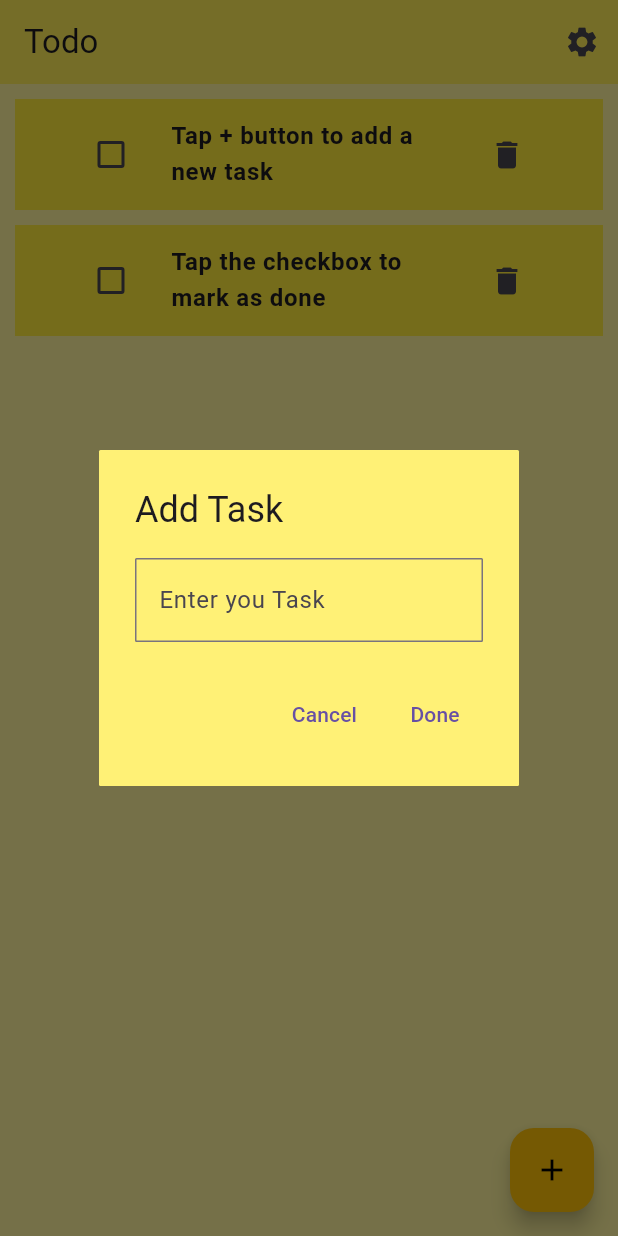
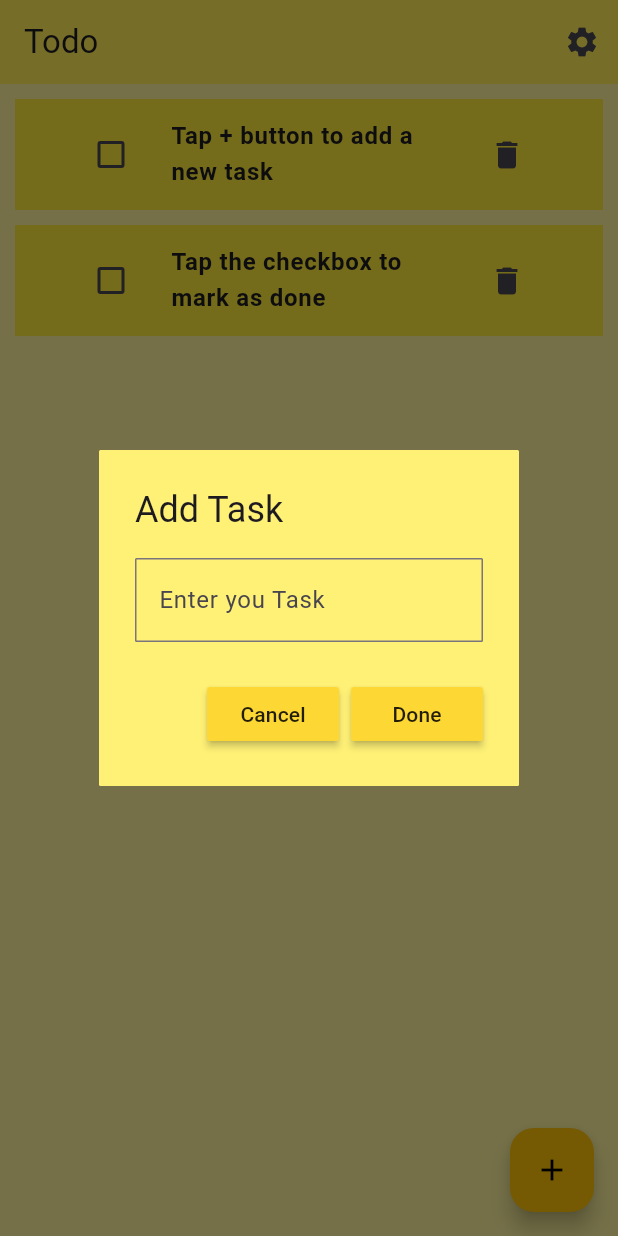
Before and after one commit to lalitkumar0051/todo, a Flutter app: the screen it shows after launch, after a tap on the "delete" icon, after a tap on the "add" icon, on a phone screen of 412 x 824 dp. Run offline on Flutter 3.47's test engine with Material 3 defaults, Android fonts, the phone set to English and light mode, and no system bars; our stand-ins replace hive_flutter; accounts and stored records are empty.

Commit message:
final commit in code clean

```diff
--- a/lib/Pages/home_page.dart
+++ b/lib/Pages/home_page.dart
@@ -18,6 +18,7 @@ class _HomeScreenState extends State<HomeScreen> {
   final _mybox = Hive.box('mybox');
   TodoDatabase db = TodoDatabase();
   @override
+  // init state method runs once when the app starts
   void initState() {
     if (_mybox.get("TASKS") == null) {
       db.createInitialData();
@@ -27,10 +28,10 @@ class _HomeScreenState extends State<HomeScreen> {
     super.initState();
   }
 
-  // final List<Map<String, dynamic>> tasks = []; // task + isDone
-  final _taskController =
-      TextEditingController(); //TextEditingController to get text from TextField
+  final _taskController = TextEditingController();
 
+
+  // save new task
   void addTask() {
     showDialog(
       context: context,
--- a/lib/comps/dialog_box.dart
+++ b/lib/comps/dialog_box.dart
@@ -28,8 +28,18 @@ class DialogBox extends StatelessWidget {
         ),
       ),
       actions: [
-        TextButton(onPressed: onCancel, child: Text("Cancel")),
-        TextButton(onPressed: onDone, child: Text("Done")),
+        // TextButton(onPressed: onCancel, child: Text("Cancel")),
+        MaterialButton(
+          onPressed: onCancel,
+          color: Colors.yellow[600],
+          child: Text("Cancel"),
+        ),
+        // TextButton(onPressed: onDone, child: Text("Done")),
+        MaterialButton(
+          onPressed: onDone,
+          color: Colors.yellow[600],
+          child: Text("Done"),
+        ),
       ],
     );
   }
--- a/pubspec.yaml
+++ b/pubspec.yaml
@@ -35,8 +35,6 @@ dependencies:
   # Use with the CupertinoIcons class for iOS style icons.
   cupertino_icons: ^1.0.8
   provider: ^6.1.5+1
-  firebase_core: ^4.2.1
-  cloud_firestore: ^6.1.0
   hive: ^2.2.3
   hive_flutter: ^1.1.0
 
```
Also changed, not shown: lib/services/firestore.dart (deleted, +0 -17 lines), lib/firebase_options.dart (deleted), pubspec.lock, 3 other files.
